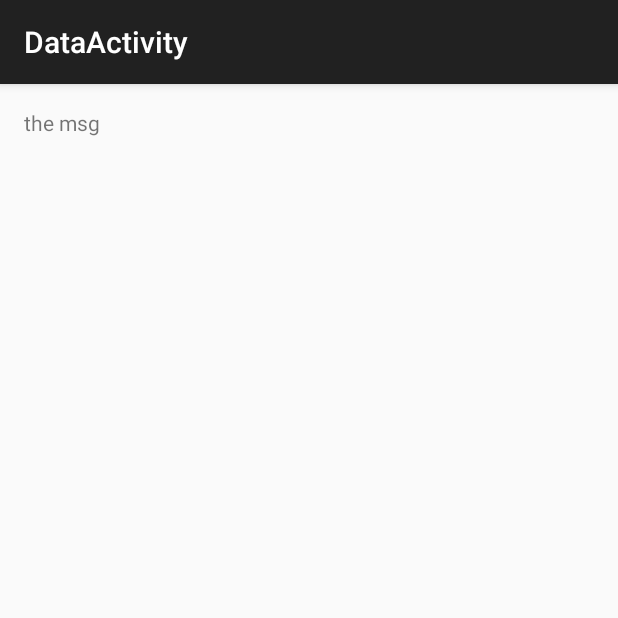
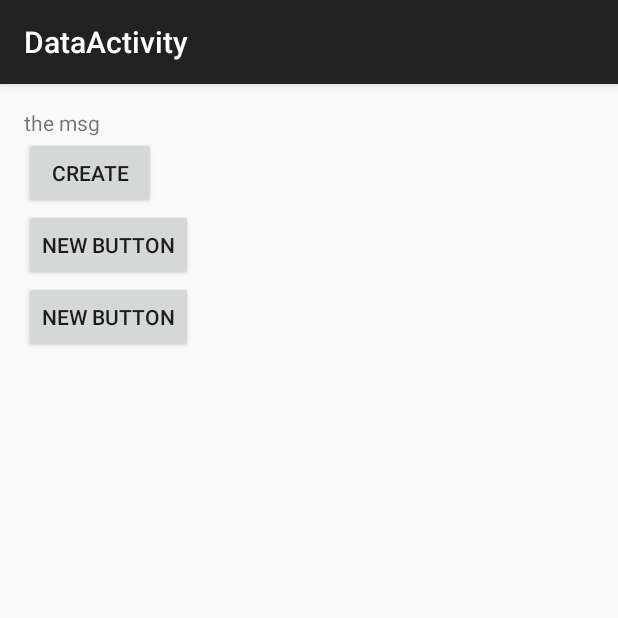
Before and after one commit to huangbop/takeout, an Android app: the DataActivity screen opened directly, with no data from a screen before it, on a phone screen of 412 x 824 dp, the top half of it. Run offline under Robolectric (Android 15) with nearby library versions, the phone set to English and light mode, and no system bars; 1 statement that could not run was skipped.

Commit message:
Create db table

```diff
--- a/app/build.gradle
+++ b/app/build.gradle
@@ -23,4 +23,6 @@ dependencies {
     compile fileTree(include: ['*.jar'], dir: 'libs')
     compile 'com.android.support:appcompat-v7:21.0.3'
     compile 'com.squareup.picasso:picasso:2.5.0'
+    compile files('libs/BmobSDK_V3.3.3_0211.jar')
+    compile files('libs/BmobPush_V0.5beta_1027.jar')
 }
--- a/app/src/main/java/com/huangbop/takeout/DataActivity.java
+++ b/app/src/main/java/com/huangbop/takeout/DataActivity.java
@@ -3,8 +3,14 @@ package com.huangbop.takeout;
 import android.content.Intent;
 import android.os.Bundle;
 import android.support.v7.app.ActionBarActivity;
+import android.view.View;
+import android.widget.Button;
 import android.widget.TextView;
 import android.widget.Toast;
+
+import cn.bmob.v3.Bmob;
+import cn.bmob.v3.BmobObject;
+import cn.bmob.v3.listener.SaveListener;
 
 
 public class DataActivity extends ActionBarActivity {
@@ -12,10 +18,18 @@ public class DataActivity extends ActionBarActivity {
 
   private TextView tvMsg;
 
+  private Button btnCreate;
+
+  FootBaller footBaller;
+
+
   @Override
   protected void onCreate(Bundle savedInstanceState) {
     super.onCreate(savedInstanceState);
     setContentView(R.layout.activity_data);
+
+    Bmob.initialize(this, "e9c72808f8555c8d7846a13a50e907a6");
+
 
     tvMsg = (TextView) findViewById(R.id.tvMsg);
 
@@ -25,11 +39,34 @@ public class DataActivity extends ActionBarActivity {
 
     tvMsg.setText(bundle.getString("msg") + bundle.getInt("value"));
 
+    btnCreate = (Button) findViewById(R.id.btnCreate);
+
+    btnCreate.setOnClickListener(new View.OnClickListener() {
+      @Override
+      public void onClick(View v) {
+        footBaller = new FootBaller();
+
+        footBaller.setAge(10);
+        footBaller.setName("C Ro");
+        footBaller.save(DataActivity.this, new SaveListener() {
+          @Override
+          public void onSuccess() {
+
+            Toast.makeText(DataActivity.this, "OK", Toast.LENGTH_SHORT).show();
+          }
+
+          @Override
+          public void onFailure(int i, String s) {
+            Toast.makeText(DataActivity.this, "Failed.", Toast.LENGTH_SHORT).show();
+          }
+        });
+
+
+      }
+    });
+
   }
 
 
 
-
-
-
 }
--- a/app/src/main/res/layout/activity_data.xml
+++ b/app/src/main/res/layout/activity_data.xml
@@ -6,8 +6,32 @@
     android:paddingBottom="@dimen/activity_vertical_margin"
     tools:context="com.huangbop.takeout.DataActivity">
 
-  <TextView android:text="the msg" android:layout_width="wrap_content"
-      android:layout_height="wrap_content"
-      android:id="@+id/tvMsg" />
+  <LinearLayout
+      android:orientation="vertical"
+      android:layout_width="fill_parent"
+      android:layout_height="fill_parent">
+
+    <TextView android:text="the msg" android:layout_width="wrap_content"
+        android:layout_height="wrap_content"
+        android:id="@+id/tvMsg" />
+
+    <Button
+        android:layout_width="wrap_content"
+        android:layout_height="wrap_content"
+        android:text="create"
+        android:id="@+id/btnCreate"/>
+
+    <Button
+        android:layout_width="wrap_content"
+        android:layout_height="wrap_content"
+        android:text="New Button"
+        android:id="@+id/button2"/>
+
+    <Button
+        android:layout_width="wrap_content"
+        android:layout_height="wrap_content"
+        android:text="New Button"
+        android:id="@+id/button3"/>
+  </LinearLayout>
 
 </RelativeLayout>
```
Also changed, not shown: app/src/main/java/com/huangbop/takeout/FootBaller.java (added, +22 -0 lines), app/libs/BmobPush_V0.5beta_1027.jar (added), app/libs/BmobSDK_V3.3.3_0211.jar (added), 1 other file.
